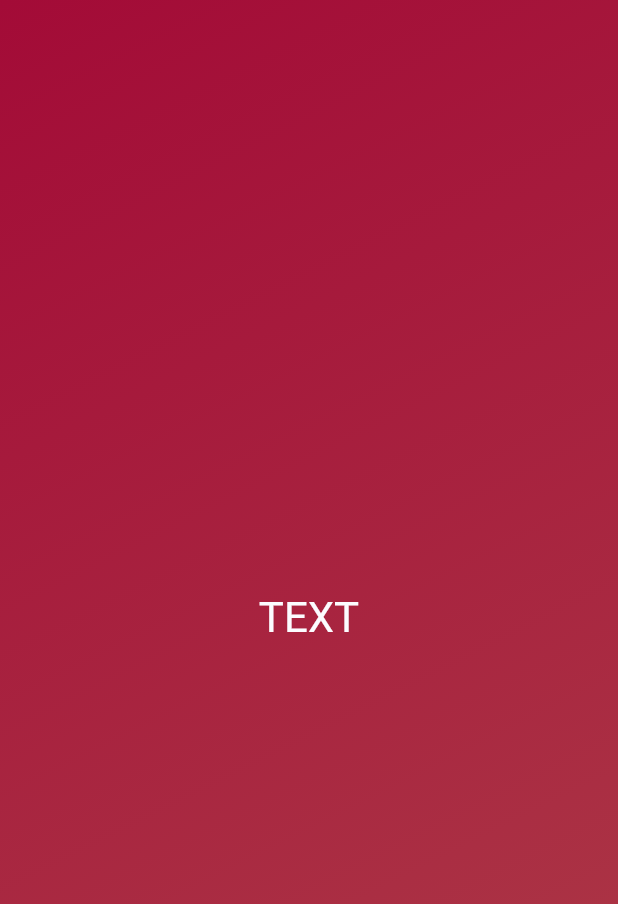
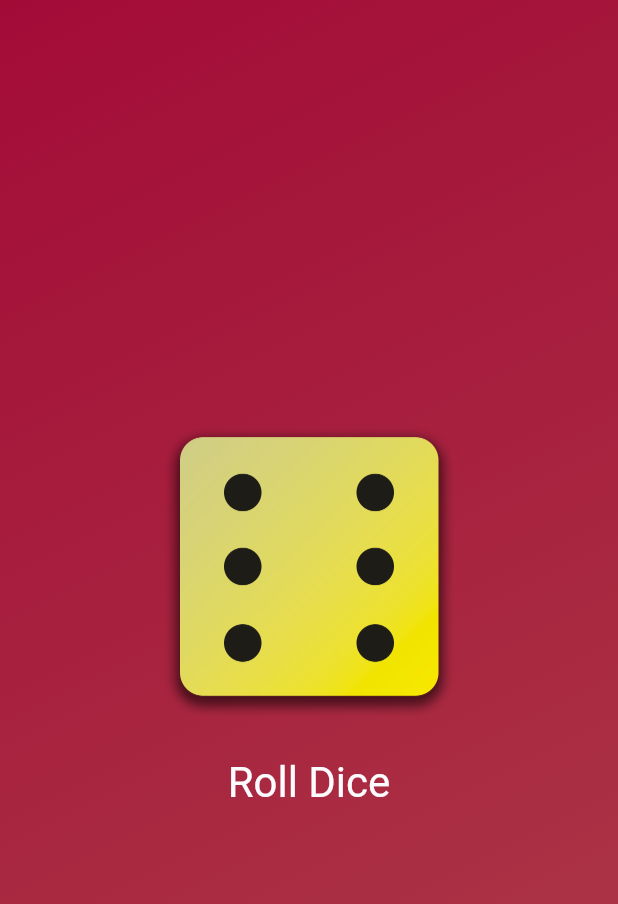
Before and after one commit to Marcel-Mudrak/dice_app, a Flutter app: the screen it shows after launch, on a phone screen of 412 x 824 dp. Shown: the top 904 px of the screen. Run offline on Flutter 3.47's test engine with Material 2 defaults, Android fonts, the phone set to English and light mode, and no system bars.

Commit message:
30.10.2023 MM

```diff
--- /dev/null
+++ b/lib/dice_roller.dart
@@ -0,0 +1,47 @@
+import 'package:flutter/material.dart';
+import 'dart:math';
+
+final randomizer = Random();
+
+class DiceRoller extends StatefulWidget {
+  const DiceRoller({super.key});
+
+  @override
+  State<DiceRoller> createState() {
+    return _DiceRollerState();
+  }
+}
+
+class _DiceRollerState extends State<DiceRoller> {
+  var currentDiceRoll = 6;
+
+  void rollDice() {
+    setState(() {
+      currentDiceRoll = randomizer.nextInt(6) + 1;
+    });
+  }
+
+  @override
+  Widget build(context) {
+    return Column(
+      mainAxisSize: MainAxisSize.min,
+      children: [
+        Image.asset(
+          'assets/images/dice-$currentDiceRoll.png',
+          width: 200,
+        ),
+        const SizedBox(height: 20),
+        TextButton(
+          onPressed: rollDice,
+          style: TextButton.styleFrom(
+            foregroundColor: const Color.fromARGB(255, 252, 252, 255),
+            textStyle: const TextStyle(
+              fontSize: 28,
+            ),
+          ),
+          child: const Text('Roll Dice'),
+        )
+      ],
+    );
+  }
+}
--- /dev/null
+++ b/lib/gradient_container.dart
@@ -0,0 +1,33 @@
+import 'package:dice_app/dice_roller.dart';
+import 'package:flutter/material.dart';
+
+const startAlignment = Alignment.topLeft;
+const endAlignment = Alignment.bottomRight;
+
+class GradientContainer extends StatelessWidget {
+  const GradientContainer(this.backgroundColors, {super.key});
+
+  GradientContainer.red({super.key})
+      : backgroundColors = [
+          const Color.fromARGB(255, 163, 11, 55),
+          const Color.fromARGB(255, 173, 61, 72),
+        ];
+
+  final List<Color> backgroundColors;
+
+  @override
+  Widget build(context) {
+    return Container(
+      decoration: BoxDecoration(
+        gradient: LinearGradient(
+          colors: backgroundColors,
+          begin: startAlignment,
+          end: endAlignment,
+        ),
+      ),
+      child: const Center(
+        child: DiceRoller(),
+      ),
+    );
+  }
+}
```
Also changed, not shown: lib/main.dart (+3 -21 lines), lib/styled_text.dart (added, +18 -0 lines), pubspec.yaml (+7 -3 lines), assets/images/dice-1.png (added), assets/images/dice-2.png (added), assets/images/dice-3.png (added), assets/images/dice-4.png (added), assets/images/dice-5.png (added), assets/images/dice-6.png (added).
